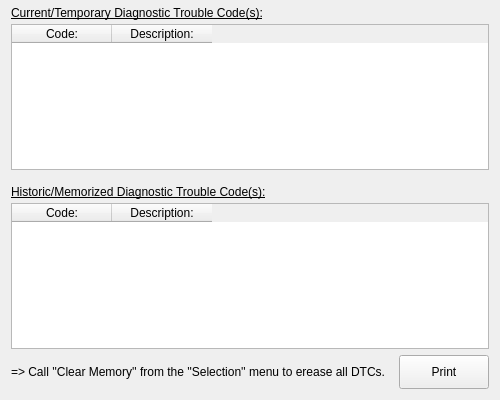
The window that ui/CUcontent_DCs_twoMemories.ui (Comer352L/FreeSSM) describes before a commit, drawn with Qt 5.
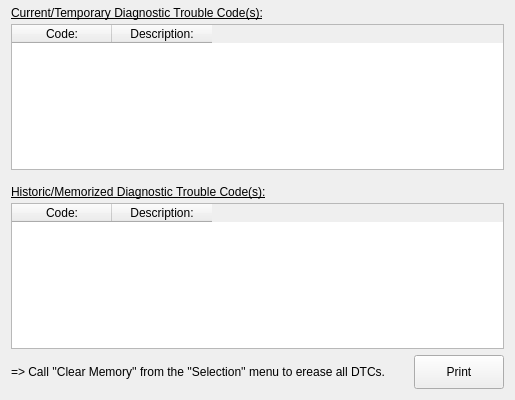
The same window after the commit. Icons and pictures are not drawn.

Commit message: CUcontent_DCs_twoMemories.ui: add missing font specification

The edit to the form file:
```diff
--- a/ui/CUcontent_DCs_twoMemories.ui
+++ b/ui/CUcontent_DCs_twoMemories.ui
@@ -6,7 +6,7 @@
    <rect>
     <x>0</x>
     <y>0</y>
-    <width>500</width>
+    <width>515</width>
     <height>400</height>
    </rect>
   </property>
@@ -19,6 +19,7 @@
   <property name="font">
    <font>
     <family>Liberation Sans</family>
+    <pointsize>9</pointsize>
    </font>
   </property>
   <property name="windowTitle">
```
